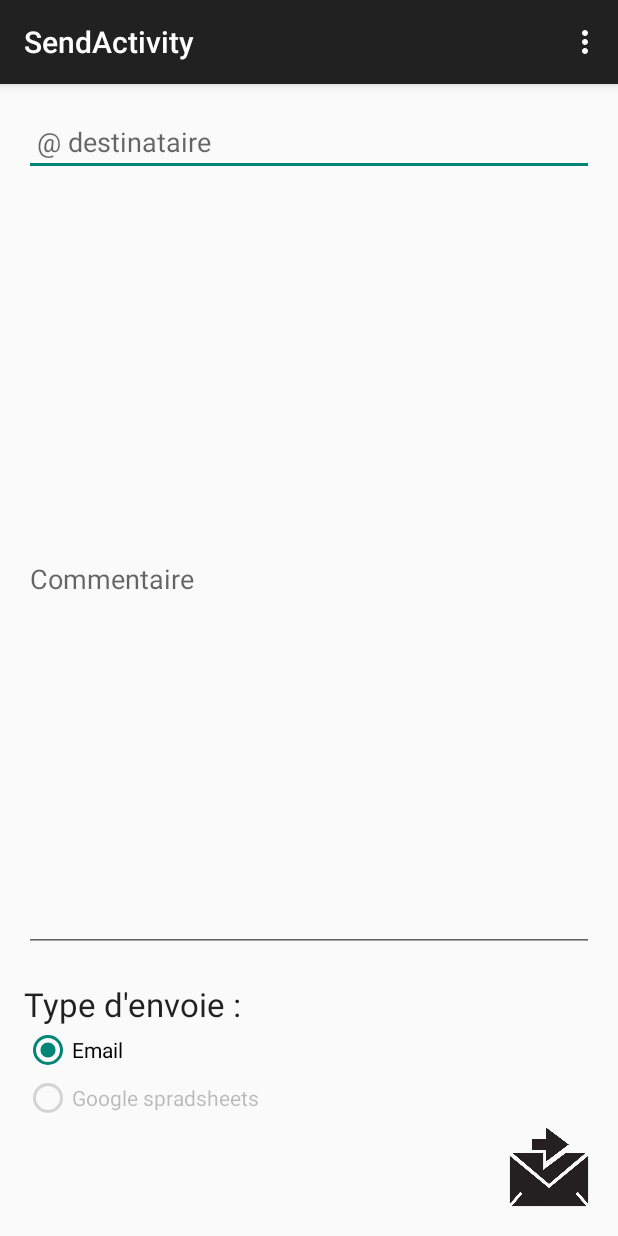
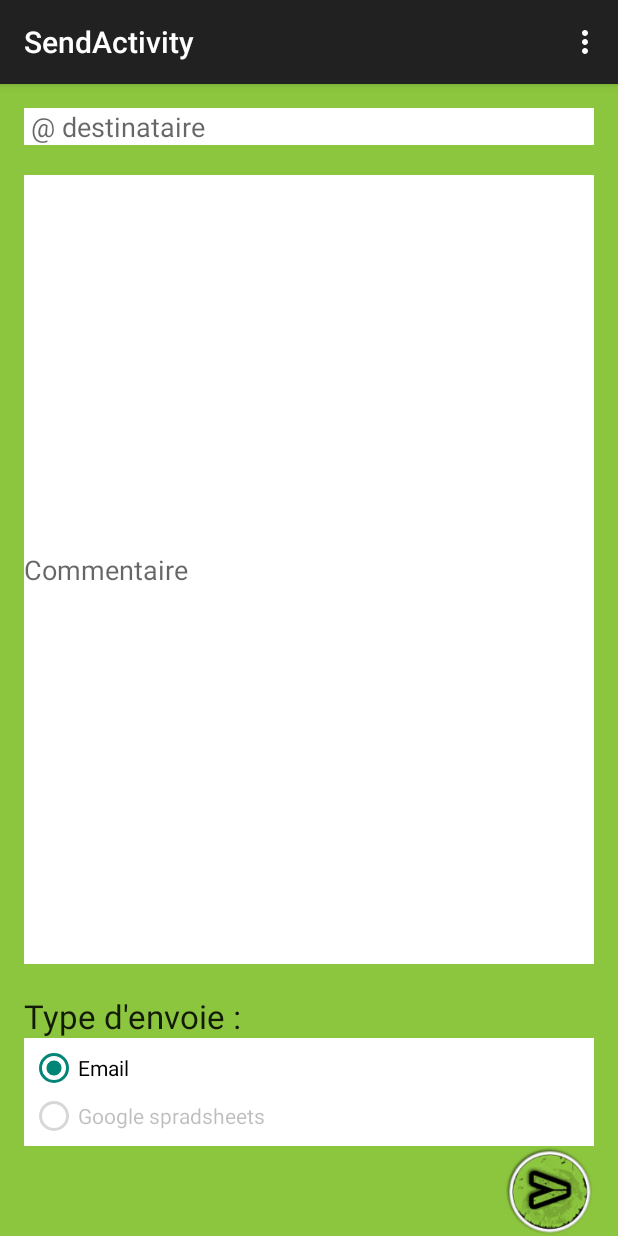
Before and after one commit to fabien-fac/ProjetAndroid, an Android app: the SendActivity screen opened directly, with no data from a screen before it, on a phone screen of 412 x 824 dp. Run offline under Robolectric (Android 15) with nearby library versions, the phone set to English and light mode, and no system bars; 1 statement that could not run was skipped.

Commit message:
design send

```diff
--- a/src/main/java/projet/m2dl/com/projetandroid/PictureActivity.java
+++ b/src/main/java/projet/m2dl/com/projetandroid/PictureActivity.java
@@ -41,7 +41,7 @@
 
     private ImageView imageView;
     private Uri uriImage;
-    private String uersername;
+    private String username;
     private Double latitude;
     private Double longitude;
     private Double altitude;
@@ -72,7 +72,7 @@
         Intent intent = getIntent();
 
         uriImage = Uri.parse(intent.getStringExtra("URI"));
-        uersername = intent.getStringExtra("Username");
+        username = intent.getStringExtra("Username");
         latitude = intent.getDoubleExtra("latitude", 0.0);
         longitude = intent.getDoubleExtra("longitude", 0.0);
         altitude = intent.getDoubleExtra("altitude", 0.0);
@@ -211,6 +211,7 @@
     private void createPicture(Uri uriImage) {
         picture = new Picture(uriImage);
 
+        picture.setUser(username);
         picture.setAltitude(altitude);
         picture.setLatitude(latitude);
         picture.setLongitude(longitude);
--- a/src/main/res/layout/activity_send.xml
+++ b/src/main/res/layout/activity_send.xml
@@ -1,9 +1,11 @@
 <RelativeLayout xmlns:android="http://schemas.android.com/apk/res/android"
-    xmlns:tools="http://schemas.android.com/tools" android:layout_width="match_parent"
-    android:layout_height="match_parent" android:paddingLeft="@dimen/activity_horizontal_margin"
+    xmlns:tools="http://schemas.android.com/tools"
+    android:layout_width="match_parent"
+    android:layout_height="match_parent"
+    android:paddingLeft="@dimen/activity_horizontal_margin"
     android:paddingRight="@dimen/activity_horizontal_margin"
     android:paddingTop="@dimen/activity_vertical_margin"
-    android:paddingBottom="@dimen/activity_vertical_margin"
+    android:background="#8cc63e"
     tools:context="projet.m2dl.com.projetandroid.fragments.SendActivity">
 
     <EditText
@@ -17,7 +19,8 @@
         android:layout_alignParentStart="true"
         android:layout_alignParentRight="true"
         android:layout_alignParentEnd="true"
-        android:hint=" @ destinataire"/>
+        android:hint=" @ destinataire"
+        android:background="#ffffff"/>
 
     <EditText
         android:layout_width="wrap_content"
@@ -34,7 +37,8 @@
         android:lines="5"
         android:hint="Commentaire"
         android:layout_above="@+id/textView2"
-        android:layout_marginBottom="20dp"/>
+        android:layout_marginBottom="20dp"
+        android:background="#ffffff"/>
 
     <ImageButton
         android:layout_width="60dp"
@@ -43,7 +47,7 @@
         android:layout_alignParentBottom="true"
         android:layout_alignParentRight="true"
         android:layout_alignParentEnd="true"
-        android:src="@drawable/email_send"
+        android:src="@drawable/next"
         android:scaleType="fitXY"
         android:background="@android:color/transparent"
         android:onClick="send"
@@ -51,11 +55,13 @@
 
     <RadioGroup
         android:id="@+id/radioTypeEnvoie"
-        android:layout_width="wrap_content"
+        android:layout_width="fill_parent"
         android:layout_height="wrap_content"
         android:layout_above="@+id/imageButton2"
         android:layout_alignParentLeft="true"
-        android:layout_alignParentStart="true">
+        android:layout_alignParentStart="true"
+        android:background="#ffffff"
+        android:padding="4dp">
 
         <RadioButton
             android:layout_width="wrap_content"
```
Also changed, not shown: src/main/res/drawable/next.png (added).
